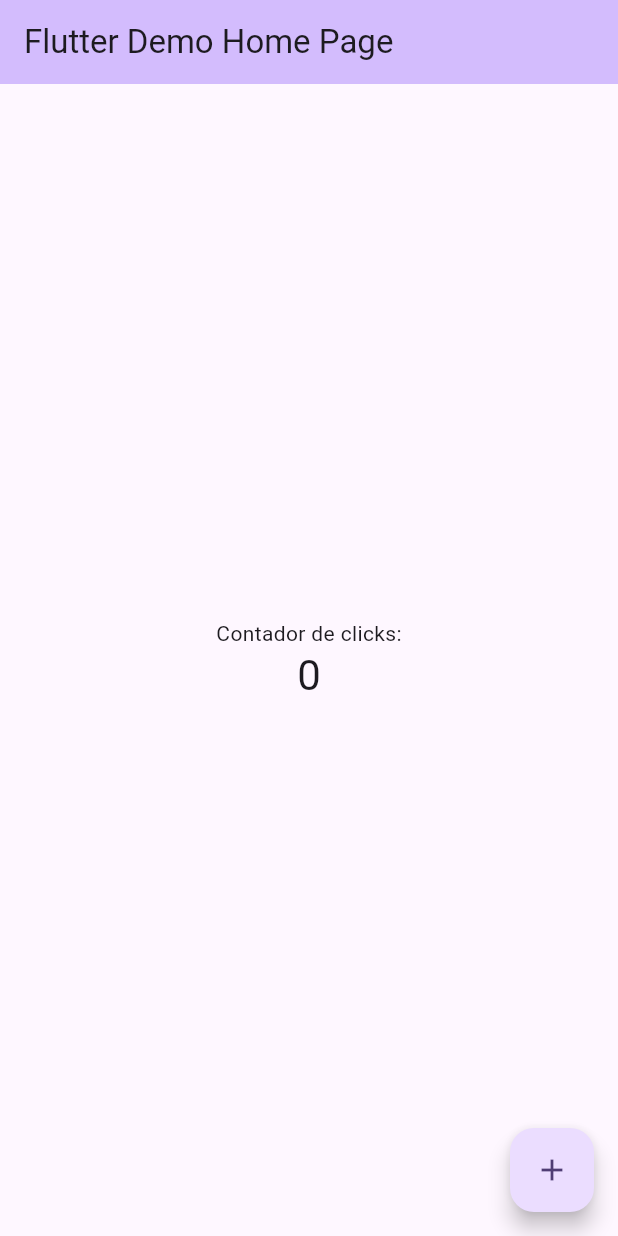
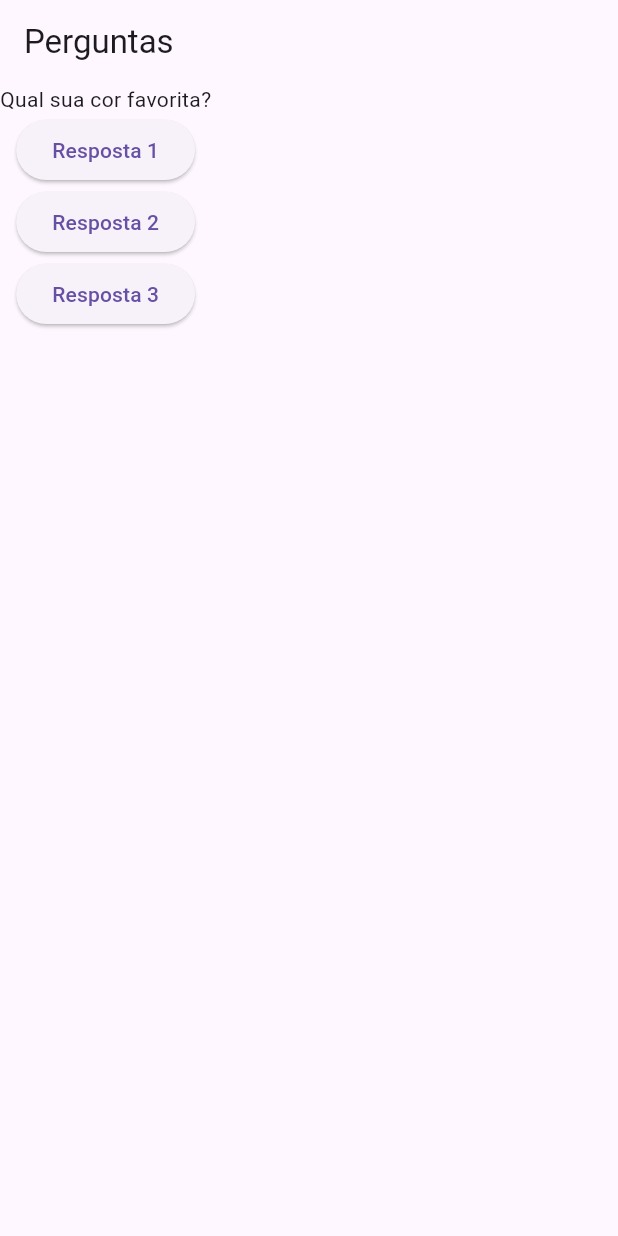
Before and after one commit to V1n1c1us-K-S-W4t4n4b3/Projeto-perguntas-Flutter, a Flutter app: the screen it shows after launch, on a phone screen of 412 x 824 dp. Run offline on Flutter 3.47's test engine with Material 3 defaults, Android fonts, the phone set to English and light mode, and no system bars.

Commit message:
refactoring main file for question app

```diff
--- a/lib/main.dart
+++ b/lib/main.dart
@@ -1,69 +1,49 @@
 import 'package:flutter/material.dart';
+import 'package:flutter/widgets.dart';
 
-void main() {
-  runApp(const MyApp());
-}
+main() => runApp(PerguntaApp());
 
-class MyApp extends StatelessWidget {
-  const MyApp({super.key});
+// classe que controla o estado da aplicaçao, (interaçao entre codigo e tela)
+class PerguntasAppState extends State<PerguntaApp> {
+  // variavel que guarda a posiçao da pergunta atual
+  var perguntaSelecionada = 0;
+
+// função que seleciona a resposta e vai para a proxima pergunta
+  void responder() {
+    setState(() {
+      perguntaSelecionada++;
+    });
+    (perguntaSelecionada);
+  }
 
   @override
   Widget build(BuildContext context) {
+    final perguntas = [
+      'Qual sua cor favorita?',
+      'Qual seu animal favorito?',
+    ];
+
     return MaterialApp(
-      title: 'Flutter Demo',
-      theme: ThemeData(
-        colorScheme: ColorScheme.fromSeed(seedColor: Colors.deepPurple),
-        useMaterial3: true,
+      home: Scaffold(
+        appBar: AppBar(
+          title: Text('Perguntas'),
+        ),
+        body: Column(
+          children: [
+            Text(perguntas[perguntaSelecionada]),
+            ElevatedButton(child: Text('Resposta 1'), onPressed: responder),
+            ElevatedButton(child: Text('Resposta 2'), onPressed: responder),
+            ElevatedButton(child: Text('Resposta 3'), onPressed: responder),
+          ],
+        ),
       ),
-      home: const MyHomePage(title: 'Flutter Demo Home Page'),
     );
   }
 }
 
-class MyHomePage extends StatefulWidget {
-  const MyHomePage({super.key, required this.title});
-
-  final String title;
-
-  @override
-  State<MyHomePage> createState() => _MyHomePageState();
-}
-
-class _MyHomePageState extends State<MyHomePage> {
-  int _counter = 0;
-
-  void _incrementCounter() {
-    setState(() {
-      _counter++;
-    });
-  }
-
-  @override
-  Widget build(BuildContext context) {
-    return Scaffold(
-      appBar: AppBar(
-        backgroundColor: Theme.of(context).colorScheme.inversePrimary,
-        title: Text(widget.title),
-      ),
-      body: Center(
-        child: Column(
-          mainAxisAlignment: MainAxisAlignment.center,
-          children: <Widget>[
-            const Text(
-              'Contador de clicks:',
-            ),
-            Text(
-              '$_counter',
-              style: Theme.of(context).textTheme.headlineMedium,
-            ),
-          ],
-        ),
-      ),
-      floatingActionButton: FloatingActionButton(
-        onPressed: _incrementCounter,
-        tooltip: 'Increment',
-        child: const Icon(Icons.add),
-      ),
-    );
+// classe que constitui a tela atual, nela foi recebido o estado atravez de herança
+class PerguntaApp extends StatefulWidget {
+  PerguntasAppState createState() {
+    return PerguntasAppState();
   }
 }
```
